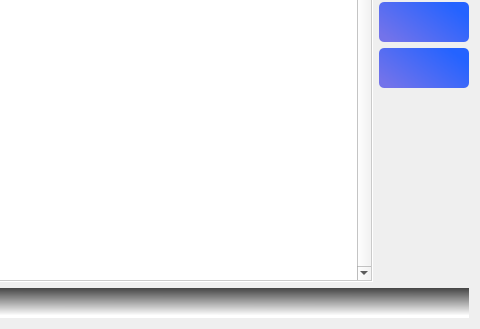
salara1960/hexSerial, file mainwindow.ui: the form before one commit; both pictures show x 281 to 761 and y 257 to 586 of the 761 by 586 pixel window.
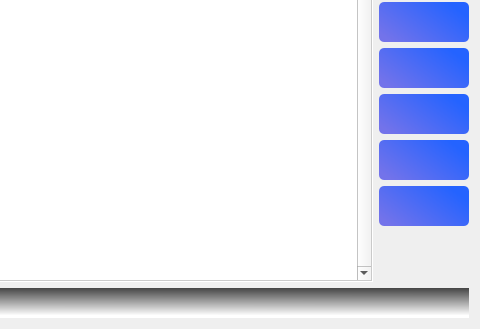
The form after the commit. Icons and pictures are not drawn.

Commit message: Minor changes for speed_button_send

What changed in the file:
```diff
--- a/mainwindow.ui
+++ b/mainwindow.ui
@@ -145,14 +145,14 @@
 }
 
 QPushButton#ack:disabled{
-background-color:rgb(226, 226, 226)}</string>
+background-color:rgb(206, 206, 206)}</string>
       </property>
       <property name="text">
        <string/>
       </property>
      </widget>
     </item>
-    <item row="2" column="0" rowspan="6" colspan="2">
+    <item row="2" column="0" rowspan="9" colspan="2">
      <widget class="QTextEdit" name="log">
       <property name="font">
        <font>
@@ -212,7 +212,7 @@
 }
 
 QPushButton#nak:disabled{
-background-color:rgb(226, 226, 226)}</string>
+background-color:rgb(206, 206, 206)}</string>
       </property>
       <property name="text">
        <string/>
@@ -261,7 +261,7 @@
 }
 
 QPushButton#enq:disabled{
-background-color:rgb(226, 226, 226)}</string>
+background-color:rgb(206, 206, 206)}</string>
       </property>
       <property name="text">
        <string/>
@@ -310,7 +310,7 @@
 }
 
 QPushButton#eot:disabled{
-background-color:rgb(226, 226, 226)}</string>
+background-color:rgb(206, 206, 206)}</string>
       </property>
       <property name="text">
        <string/>
@@ -358,8 +358,8 @@
 color: rgb(255, 255, 255);
 }
 
-QPushButton#eot:disabled{
-background-color:rgb(226, 226, 226)}</string>
+QPushButton#any:disabled{
+background-color:rgb(206, 206, 206)}</string>
       </property>
       <property name="text">
        <string/>
@@ -367,6 +367,153 @@
      </widget>
     </item>
     <item row="7" column="2">
+     <widget class="QPushButton" name="info">
+      <property name="sizePolicy">
+       <sizepolicy hsizetype="Fixed" vsizetype="Fixed">
+        <horstretch>0</horstretch>
+        <verstretch>0</verstretch>
+       </sizepolicy>
+      </property>
+      <property name="minimumSize">
+       <size>
+        <width>90</width>
+        <height>40</height>
+       </size>
+      </property>
+      <property name="maximumSize">
+       <size>
+        <width>90</width>
+        <height>40</height>
+       </size>
+      </property>
+      <property name="font">
+       <font>
+        <pointsize>12</pointsize>
+       </font>
+      </property>
+      <property name="toolTip">
+       <string>0x04</string>
+      </property>
+      <property name="styleSheet">
+       <string notr="true">QPushButton#info{
+background-color: qlineargradient(spread:pad, x1:0, y1:0.773, x2:0.909091, y2:0.239, stop:0 rgba(115, 115, 234, 255), stop:1 rgba(36, 99, 255, 255));
+border-radius: 5;
+color: rgb(255, 255, 255);
+}
+
+QPushButton#info:hover{
+background-color: rgb(115, 153, 234);
+border-radius: 5;
+color: rgb(255, 255, 255);
+}
+
+QPushButton#info:disabled{
+background-color:rgb(206, 206, 206)}</string>
+      </property>
+      <property name="text">
+       <string/>
+      </property>
+     </widget>
+    </item>
+    <item row="8" column="2">
+     <widget class="QPushButton" name="deep">
+      <property name="sizePolicy">
+       <sizepolicy hsizetype="Fixed" vsizetype="Fixed">
+        <horstretch>0</horstretch>
+        <verstretch>0</verstretch>
+       </sizepolicy>
+      </property>
+      <property name="minimumSize">
+       <size>
+        <width>90</width>
+        <height>40</height>
+       </size>
+      </property>
+      <property name="maximumSize">
+       <size>
+        <width>90</width>
+        <height>40</height>
+       </size>
+      </property>
+      <property name="font">
+       <font>
+        <pointsize>12</pointsize>
+       </font>
+      </property>
+      <property name="toolTip">
+       <string>0x04</string>
+      </property>
+      <property name="styleSheet">
+       <string notr="true">QPushButton#deep{
+background-color: qlineargradient(spread:pad, x1:0, y1:0.773, x2:0.909091, y2:0.239, stop:0 rgba(115, 115, 234, 255), stop:1 rgba(36, 99, 255, 255));
+border-radius: 5;
+color: rgb(255, 255, 255);
+}
+
+QPushButton#deep:hover{
+background-color: rgb(115, 153, 234);
+border-radius: 5;
+color: rgb(255, 255, 255);
+}
+
+QPushButton#deep:disabled{
+background-color:rgb(206, 206, 206)}</string>
+      </property>
+      <property name="text">
+       <string/>
+      </property>
+     </widget>
+    </item>
+    <item row="9" column="2">
+     <widget class="QPushButton" name="crc">
+      <property name="sizePolicy">
+       <sizepolicy hsizetype="Fixed" vsizetype="Fixed">
+        <horstretch>0</horstretch>
+        <verstretch>0</verstretch>
+       </sizepolicy>
+      </property>
+      <property name="minimumSize">
+       <size>
+        <width>90</width>
+        <height>40</height>
+       </size>
+      </property>
+      <property name="maximumSize">
+       <size>
+        <width>90</width>
+        <height>40</height>
+       </size>
+      </property>
+      <property name="font">
+       <font>
+        <pointsize>12</pointsize>
+       </font>
+      </property>
+      <property name="toolTip">
+       <string>0x04</string>
+      </property>
+      <property name="styleSheet">
+       <string notr="true">QPushButton#crc{
+background-color: qlineargradient(spread:pad, x1:0, y1:0.773, x2:0.909091, y2:0.239, stop:0 rgba(115, 115, 234, 255), stop:1 rgba(36, 99, 255, 255));
+border-radius: 5;
+color: rgb(255, 255, 255);
+}
+
+QPushButton#crc:hover{
+background-color: rgb(115, 153, 234);
+border-radius: 5;
+color: rgb(255, 255, 255);
+}
+
+QPushButton#crc:disabled{
+background-color:rgb(206, 206, 206)}</string>
+      </property>
+      <property name="text">
+       <string/>
+      </property>
+     </widget>
+    </item>
+    <item row="10" column="2">
      <spacer name="verticalSpacer">
       <property name="orientation">
        <enum>Qt::Vertical</enum>
@@ -379,7 +526,7 @@
       </property>
      </spacer>
     </item>
-    <item row="8" column="0" colspan="3">
+    <item row="11" column="0" colspan="3">
      <widget class="QLabel" name="status">
       <property name="minimumSize">
        <size>
```
The commit also changes 3 other files.
